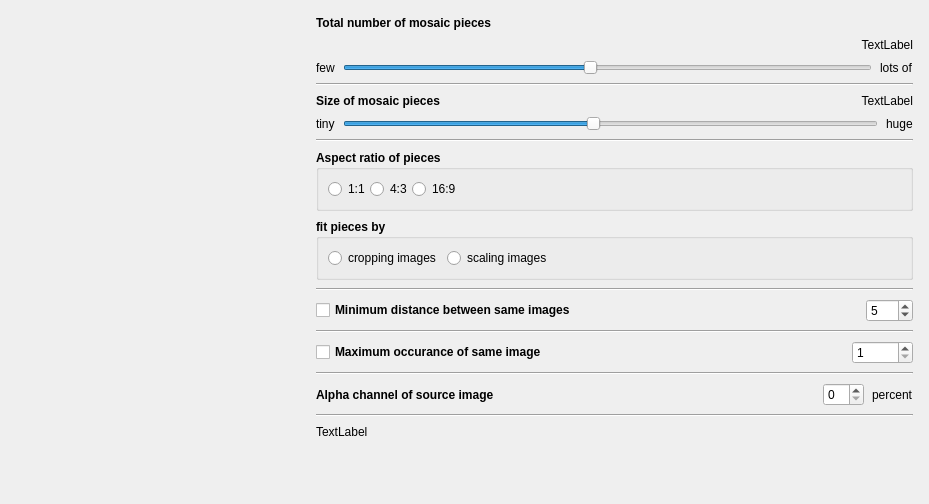
The window that mosaicdetailsdlg.ui (seanet7or/mosaicit) describes before a commit, drawn with Qt 5.
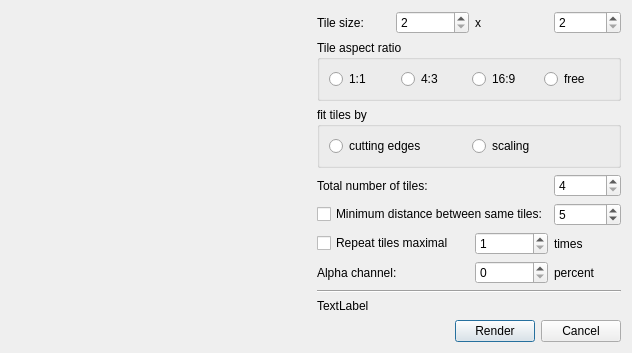
The same window after the commit. Icons and pictures are not drawn. Custom widgets are drawn as their Qt base class.

```diff
--- a/mosaicdetailsdlg.ui
+++ b/mosaicdetailsdlg.ui
@@ -9,8 +9,8 @@
    <rect>
     <x>0</x>
     <y>0</y>
-    <width>929</width>
-    <height>504</height>
+    <width>620</width>
+    <height>353</height>
    </rect>
   </property>
   <property name="windowTitle">
@@ -24,21 +24,6 @@
    <locale language="English" country="UnitedStates"/>
   </property>
   <layout class="QVBoxLayout" name="verticalLayout">
-   <property name="spacing">
-    <number>0</number>
-   </property>
-   <property name="leftMargin">
-    <number>0</number>
-   </property>
-   <property name="topMargin">
-    <number>0</number>
-   </property>
-   <property name="rightMargin">
-    <number>0</number>
-   </property>
-   <property name="bottomMargin">
-    <number>0</number>
-   </property>
    <item>
     <layout class="QHBoxLayout" name="horizontalLayout">
      <item>
@@ -67,197 +52,51 @@
       </widget>
      </item>
      <item>
-      <layout class="QVBoxLayout" name="optionsLayout">
-       <property name="spacing">
-        <number>8</number>
-       </property>
-       <property name="leftMargin">
-        <number>16</number>
-       </property>
-       <property name="topMargin">
-        <number>16</number>
-       </property>
-       <property name="rightMargin">
-        <number>16</number>
-       </property>
-       <property name="bottomMargin">
-        <number>16</number>
-       </property>
-       <item>
-        <widget class="QLabel" name="label_4">
-         <property name="font">
-          <font>
-           <weight>75</weight>
-           <bold>true</bold>
-          </font>
-         </property>
+      <layout class="QGridLayout" name="gridLayout">
+       <item row="1" column="0">
+        <widget class="QLabel" name="label_2">
          <property name="text">
-          <string>Total number of mosaic pieces</string>
+          <string>Tile size:</string>
          </property>
         </widget>
        </item>
-       <item>
-        <widget class="QLabel" name="tileCountLabel">
-         <property name="text">
-          <string>TextLabel</string>
+       <item row="1" column="1">
+        <widget class="QSpinBox" name="tileWidth">
+         <property name="minimum">
+          <number>2</number>
          </property>
-         <property name="alignment">
-          <set>Qt::AlignRight|Qt::AlignTrailing|Qt::AlignVCenter</set>
+         <property name="maximum">
+          <number>999999</number>
          </property>
         </widget>
        </item>
-       <item>
-        <layout class="QHBoxLayout" name="tileCountSliderLayout">
-         <item>
-          <widget class="QLabel" name="label_2">
-           <property name="text">
-            <string>few</string>
-           </property>
-          </widget>
-         </item>
-         <item>
-          <widget class="Slider" name="totalTilesSlider">
-           <property name="minimum">
-            <number>1024</number>
-           </property>
-           <property name="maximum">
-            <number>16384</number>
-           </property>
-           <property name="pageStep">
-            <number>64</number>
-           </property>
-           <property name="value">
-            <number>8192</number>
-           </property>
-           <property name="orientation">
-            <enum>Qt::Horizontal</enum>
-           </property>
-          </widget>
-         </item>
-         <item>
-          <widget class="QLabel" name="label_3">
-           <property name="text">
-            <string>lots of</string>
-           </property>
-          </widget>
-         </item>
-        </layout>
-       </item>
-       <item>
-        <widget class="Line" name="line">
-         <property name="orientation">
-          <enum>Qt::Horizontal</enum>
+       <item row="1" column="2">
+        <widget class="QLabel" name="label_3">
+         <property name="text">
+          <string>x</string>
          </property>
         </widget>
        </item>
-       <item>
-        <layout class="QHBoxLayout" name="tileSizeLabelLayout">
-         <item>
-          <widget class="QLabel" name="label_7">
-           <property name="font">
-            <font>
-             <weight>75</weight>
-             <bold>true</bold>
-            </font>
-           </property>
-           <property name="text">
-            <string>Size of mosaic pieces</string>
-           </property>
-          </widget>
-         </item>
-         <item>
-          <widget class="QLabel" name="tileSizeLabel">
-           <property name="sizePolicy">
-            <sizepolicy hsizetype="Preferred" vsizetype="Preferred">
-             <horstretch>0</horstretch>
-             <verstretch>0</verstretch>
-            </sizepolicy>
-           </property>
-           <property name="text">
-            <string>TextLabel</string>
-           </property>
-           <property name="alignment">
-            <set>Qt::AlignRight|Qt::AlignTrailing|Qt::AlignVCenter</set>
-           </property>
-          </widget>
-         </item>
-        </layout>
-       </item>
-       <item>
-        <layout class="QHBoxLayout" name="tileSizeSliderLayout">
-         <item>
-          <widget class="QLabel" name="label_8">
-           <property name="text">
-            <string>tiny</string>
-           </property>
-          </widget>
-         </item>
-         <item>
-          <widget class="Slider" name="tileSizeSlider">
-           <property name="minimum">
-            <number>16</number>
-           </property>
-           <property name="maximum">
-            <number>256</number>
-           </property>
-           <property name="value">
-            <number>128</number>
-           </property>
-           <property name="orientation">
-            <enum>Qt::Horizontal</enum>
-           </property>
-           <property name="tickPosition">
-            <enum>QSlider::NoTicks</enum>
-           </property>
-          </widget>
-         </item>
-         <item>
-          <widget class="QLabel" name="label_9">
-           <property name="text">
-            <string>huge</string>
-           </property>
-          </widget>
-         </item>
-        </layout>
-       </item>
-       <item>
-        <widget class="Line" name="line_2">
-         <property name="orientation">
-          <enum>Qt::Horizontal</enum>
+       <item row="1" column="3">
+        <widget class="QSpinBox" name="tileHeight">
+         <property name="minimum">
+          <number>2</number>
          </property>
+         <property name="maximum">
+          <number>999999</number>
+         </property>
         </widget>
        </item>
-       <item>
+       <item row="2" column="0" colspan="4">
         <widget class="QGroupBox" name="groupBox">
-         <property name="font">
-          <font>
-           <weight>75</weight>
-           <bold>true</bold>
-          </font>
-         </property>
          <property name="title">
-          <string>Aspect ratio of pieces</string>
+          <string>Tile aspect ratio</string>
          </property>
          <layout class="QVBoxLayout" name="verticalLayout_2">
-          <property name="spacing">
-           <number>0</number>
-          </property>
           <item>
            <layout class="QGridLayout" name="gridLayout_2">
             <item row="0" column="0">
              <widget class="QRadioButton" name="aspect11">
-              <property name="sizePolicy">
-               <sizepolicy hsizetype="Preferred" vsizetype="Fixed">
-                <horstretch>0</horstretch>
-                <verstretch>0</verstretch>
-               </sizepolicy>
-              </property>
-              <property name="font">
-               <font>
-                <weight>50</weight>
-                <bold>false</bold>
-               </font>
-              </property>
               <property name="text">
                <string>1:1</string>
               </property>
@@ -265,18 +104,6 @@
             </item>
             <item row="0" column="1">
              <widget class="QRadioButton" name="aspect43">
-              <property name="sizePolicy">
-               <sizepolicy hsizetype="Preferred" vsizetype="Fixed">
-                <horstretch>0</horstretch>
-                <verstretch>0</verstretch>
-               </sizepolicy>
-              </property>
-              <property name="font">
-               <font>
-                <weight>50</weight>
-                <bold>false</bold>
-               </font>
-              </property>
               <property name="text">
                <string>4:3</string>
               </property>
@@ -284,260 +111,188 @@
             </item>
             <item row="0" column="2">
              <widget class="QRadioButton" name="aspect169">
-              <property name="sizePolicy">
-               <sizepolicy hsizetype="Preferred" vsizetype="Fixed">
-                <horstretch>0</horstretch>
-                <verstretch>0</verstretch>
-               </sizepolicy>
-              </property>
-              <property name="font">
-               <font>
-                <weight>50</weight>
-                <bold>false</bold>
-               </font>
-              </property>
               <property name="text">
                <string>16:9</string>
               </property>
              </widget>
             </item>
             <item row="0" column="3">
-             <spacer name="horizontalSpacer_4">
-              <property name="orientation">
-               <enum>Qt::Horizontal</enum>
+             <widget class="QRadioButton" name="aspectFree">
+              <property name="text">
+               <string>free</string>
               </property>
-              <property name="sizeHint" stdset="0">
-               <size>
-                <width>40</width>
-                <height>20</height>
-               </size>
-              </property>
-             </spacer>
+             </widget>
             </item>
            </layout>
           </item>
          </layout>
         </widget>
        </item>
-       <item>
+       <item row="4" column="0" colspan="3">
+        <widget class="QLabel" name="label_4">
+         <property name="text">
+          <string>Total number of tiles:</string>
+         </property>
+        </widget>
+       </item>
+       <item row="4" column="3">
+        <widget class="QSpinBox" name="totalTiles">
+         <property name="minimum">
+          <number>4</number>
+         </property>
+         <property name="maximum">
+          <number>999999</number>
+         </property>
+        </widget>
+       </item>
+       <item row="7" column="0" colspan="2">
+        <widget class="QLabel" name="label_5">
+         <property name="text">
+          <string>Alpha channel:</string>
+         </property>
+        </widget>
+       </item>
+       <item row="7" column="3">
+        <widget class="QLabel" name="label_6">
+         <property name="text">
+          <string>percent</string>
+         </property>
+        </widget>
+       </item>
+       <item row="7" column="2">
+        <widget class="QSpinBox" name="alphaChannel"/>
+       </item>
+       <item row="3" column="0" colspan="4">
         <widget class="QGroupBox" name="groupBox_2">
-         <property name="font">
-          <font>
-           <weight>75</weight>
-           <bold>true</bold>
-          </font>
-         </property>
          <property name="title">
-          <string>fit pieces by</string>
+          <string>fit tiles by</string>
          </property>
          <layout class="QVBoxLayout" name="verticalLayout_3">
           <item>
            <layout class="QGridLayout" name="gridLayout_3">
-            <item row="0" column="1">
-             <widget class="QRadioButton" name="scaleTile">
-              <property name="font">
-               <font>
-                <weight>50</weight>
-                <bold>false</bold>
-               </font>
-              </property>
-              <property name="text">
-               <string>scaling images</string>
-              </property>
-             </widget>
-            </item>
             <item row="0" column="0">
              <widget class="QRadioButton" name="cutTileEdges">
-              <property name="font">
-               <font>
-                <weight>50</weight>
-                <bold>false</bold>
-               </font>
-              </property>
               <property name="text">
-               <string>cropping images</string>
+               <string>cutting edges</string>
               </property>
              </widget>
             </item>
-            <item row="0" column="2">
-             <spacer name="horizontalSpacer_3">
-              <property name="orientation">
-               <enum>Qt::Horizontal</enum>
+            <item row="0" column="1">
+             <widget class="QRadioButton" name="scaleTile">
+              <property name="text">
+               <string>scaling</string>
               </property>
-              <property name="sizeHint" stdset="0">
-               <size>
-                <width>40</width>
-                <height>20</height>
-               </size>
-              </property>
-             </spacer>
+             </widget>
             </item>
            </layout>
           </item>
          </layout>
         </widget>
        </item>
-       <item>
-        <widget class="Line" name="line_3">
+       <item row="0" column="0" colspan="4">
+        <spacer name="verticalSpacer">
          <property name="orientation">
-          <enum>Qt::Horizontal</enum>
+          <enum>Qt::Vertical</enum>
          </property>
-        </widget>
-       </item>
-       <item>
-        <layout class="QHBoxLayout" name="minDistLayout">
-         <item>
-          <widget class="QCheckBox" name="minDistanceChecker">
-           <property name="font">
-            <font>
-             <weight>75</weight>
-             <bold>true</bold>
-            </font>
-           </property>
-           <property name="text">
-            <string>Minimum distance between same images</string>
-           </property>
-          </widget>
-         </item>
-         <item>
-          <spacer name="horizontalSpacer_6">
-           <property name="orientation">
-            <enum>Qt::Horizontal</enum>
-           </property>
-           <property name="sizeHint" stdset="0">
-            <size>
-             <width>40</width>
-             <height>20</height>
-            </size>
-           </property>
-          </spacer>
-         </item>
-         <item>
-          <widget class="QSpinBox" name="minDistanceSpinner">
-           <property name="maximum">
-            <number>256</number>
-           </property>
-           <property name="value">
-            <number>5</number>
-           </property>
-          </widget>
-         </item>
-        </layout>
-       </item>
-       <item>
-        <widget class="Line" name="line_4">
-         <property name="orientation">
-          <enum>Qt::Horizontal</enum>
+         <property name="sizeHint" stdset="0">
+          <size>
+           <width>20</width>
+           <height>40</height>
+          </size>
          </property>
-        </widget>
+        </spacer>
        </item>
-       <item>
-        <layout class="QHBoxLayout" name="repeatTilesLayout">
-         <item>
-          <widget class="QCheckBox" name="repeatTilesChecker">
-           <property name="font">
-            <font>
-             <weight>75</weight>
-             <bold>true</bold>
-            </font>
-           </property>
-           <property name="text">
-            <string>Maximum occurance of same image</string>
-           </property>
-          </widget>
-         </item>
-         <item>
-          <spacer name="horizontalSpacer_5">
-           <property name="orientation">
-            <enum>Qt::Horizontal</enum>
-           </property>
-           <property name="sizeHint" stdset="0">
-            <size>
-             <width>40</width>
-             <height>20</height>
-            </size>
-           </property>
-          </spacer>
-         </item>
-         <item>
-          <widget class="QSpinBox" name="repeatTilesSpinner">
-           <property name="minimum">
-            <number>1</number>
-           </property>
-           <property name="maximum">
-            <number>16384</number>
-           </property>
-          </widget>
-         </item>
-        </layout>
-       </item>
-       <item>
-        <widget class="Line" name="line_5">
+       <item row="10" column="0" colspan="4">
+        <spacer name="verticalSpacer_2">
          <property name="orientation">
-          <enum>Qt::Horizontal</enum>
+          <enum>Qt::Vertical</enum>
          </property>
-        </widget>
+         <property name="sizeHint" stdset="0">
+          <size>
+           <width>20</width>
+           <height>40</height>
+          </size>
+         </property>
+        </spacer>
        </item>
-       <item>
-        <layout class="QHBoxLayout" name="alphaChannelLayout">
-         <item>
-          <widget class="QLabel" name="label_5">
-           <property name="font">
-            <font>
-             <weight>75</weight>
-             <bold>true</bold>
-            </font>
-           </property>
-           <property name="text">
-            <string>Alpha channel of source image</string>
-           </property>
-          </widget>
-         </item>
-         <item>
-          <spacer name="horizontalSpacer_2">
-           <property name="orientation">
-            <enum>Qt::Horizontal</enum>
-           </property>
-           <property name="sizeHint" stdset="0">
-            <size>
-             <width>40</width>
-             <height>20</height>
-            </size>
-           </property>
-          </spacer>
-         </item>
-         <item>
-          <widget class="QSpinBox" name="alphaChannel"/>
-         </item>
-         <item>
-          <widget class="QLabel" name="label_6">
-           <property name="text">
-            <string>percent</string>
-           </property>
-          </widget>
-         </item>
-        </layout>
-       </item>
-       <item>
-        <widget class="Line" name="line_6">
+       <item row="8" column="0" colspan="4">
+        <widget class="Line" name="line">
          <property name="orientation">
           <enum>Qt::Horizontal</enum>
          </property>
         </widget>
        </item>
-       <item>
+       <item row="9" column="0" colspan="4">
         <widget class="QLabel" name="resultLabel">
          <property name="text">
           <string>TextLabel</string>
          </property>
         </widget>
        </item>
+       <item row="5" column="0" colspan="3">
+        <widget class="QCheckBox" name="minDistanceChecker">
+         <property name="text">
+          <string>Minimum distance between same tiles:</string>
+         </property>
+        </widget>
+       </item>
+       <item row="5" column="3">
+        <widget class="QSpinBox" name="minDistanceSpinner">
+         <property name="maximum">
+          <number>999999999</number>
+         </property>
+         <property name="value">
+          <number>5</number>
+         </property>
+        </widget>
+       </item>
+       <item row="6" column="0" colspan="2">
+        <widget class="QCheckBox" name="repeatTilesChecker">
+         <property name="text">
+          <string>Repeat tiles maximal</string>
+         </property>
+        </widget>
+       </item>
+       <item row="6" column="2">
+        <widget class="QSpinBox" name="repeatTilesSpinner">
+         <property name="minimum">
+          <number>1</number>
+         </property>
+         <property name="maximum">
+          <number>999999999</number>
+         </property>
+        </widget>
+       </item>
+       <item row="6" column="3">
+        <widget class="QLabel" name="label">
+         <property name="text">
+          <string>times</string>
+         </property>
+        </widget>
+       </item>
       </layout>
      </item>
     </layout>
    </item>
    <item>
     <layout class="QGridLayout" name="gridLayout_4">
+     <item row="0" column="2">
+      <widget class="QPushButton" name="cancelButton">
+       <property name="text">
+        <string>Cancel</string>
+       </property>
+      </widget>
+     </item>
+     <item row="0" column="1">
+      <widget class="QPushButton" name="renderButton">
+       <property name="text">
+        <string>Render</string>
+       </property>
+       <property name="default">
+        <bool>true</bool>
+       </property>
+      </widget>
+     </item>
      <item row="0" column="0">
       <spacer name="horizontalSpacer">
        <property name="orientation">
@@ -551,33 +306,10 @@
        </property>
       </spacer>
      </item>
-     <item row="0" column="1">
-      <widget class="Button" name="renderBn" native="true">
-       <property name="minimumSize">
-        <size>
-         <width>88</width>
-         <height>48</height>
-        </size>
-       </property>
-      </widget>
-     </item>
     </layout>
    </item>
   </layout>
  </widget>
- <customwidgets>
-  <customwidget>
-   <class>Button</class>
-   <extends>QWidget</extends>
-   <header>widgets/button.h</header>
-   <container>1</container>
-  </customwidget>
-  <customwidget>
-   <class>Slider</class>
-   <extends>QSlider</extends>
-   <header>widgets/slider.h</header>
-  </customwidget>
- </customwidgets>
  <resources/>
  <connections/>
 </ui>
```
